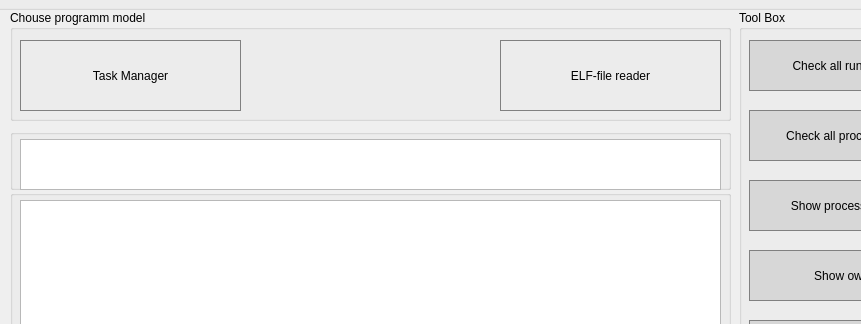
This is src/TaskManager/mainwindow.ui in SeveralCamper/OS as Qt 5 draws it before an edit; both pictures show x 0 to 861 and y 0 to 324 of the 1000 by 800 pixel window. The edited form follows.
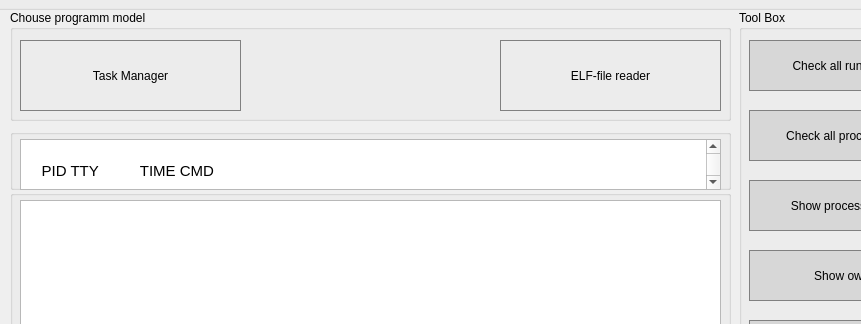
This is the edited form.

Patch:
```diff
--- a/src/TaskManager/mainwindow.ui
+++ b/src/TaskManager/mainwindow.ui
@@ -284,6 +284,18 @@
        <height>51</height>
       </rect>
      </property>
+     <property name="html">
+      <string>&lt;!DOCTYPE HTML PUBLIC &quot;-//W3C//DTD HTML 4.0//EN&quot; &quot;http://www.w3.org/TR/REC-html40/strict.dtd&quot;&gt;
+&lt;html&gt;&lt;head&gt;&lt;meta name=&quot;qrichtext&quot; content=&quot;1&quot; /&gt;&lt;meta charset=&quot;utf-8&quot; /&gt;&lt;style type=&quot;text/css&quot;&gt;
+p, li { white-space: pre-wrap; }
+hr { height: 1px; border-width: 0; }
+li.unchecked::marker { content: &quot;\2610&quot;; }
+li.checked::marker { content: &quot;\2612&quot;; }
+&lt;/style&gt;&lt;/head&gt;&lt;body style=&quot; font-family:'Ubuntu'; font-size:11pt; font-weight:400; font-style:normal;&quot;&gt;
+&lt;p style=&quot;-qt-paragraph-type:empty; margin-top:0px; margin-bottom:0px; margin-left:0px; margin-right:0px; -qt-block-indent:0; text-indent:0px;&quot;&gt;&lt;br /&gt;&lt;/p&gt;
+&lt;p style=&quot; margin-top:0px; margin-bottom:0px; margin-left:0px; margin-right:0px; -qt-block-indent:0; text-indent:0px;&quot;&gt;    PID TTY          TIME CMD&lt;/p&gt;
+&lt;p style=&quot;-qt-paragraph-type:empty; margin-top:0px; margin-bottom:0px; margin-left:0px; margin-right:0px; -qt-block-indent:0; text-indent:0px;&quot;&gt;&lt;br /&gt;&lt;/p&gt;&lt;/body&gt;&lt;/html&gt;</string>
+     </property>
     </widget>
    </widget>
    <widget class="QLabel" name="label_Authorship">
```
